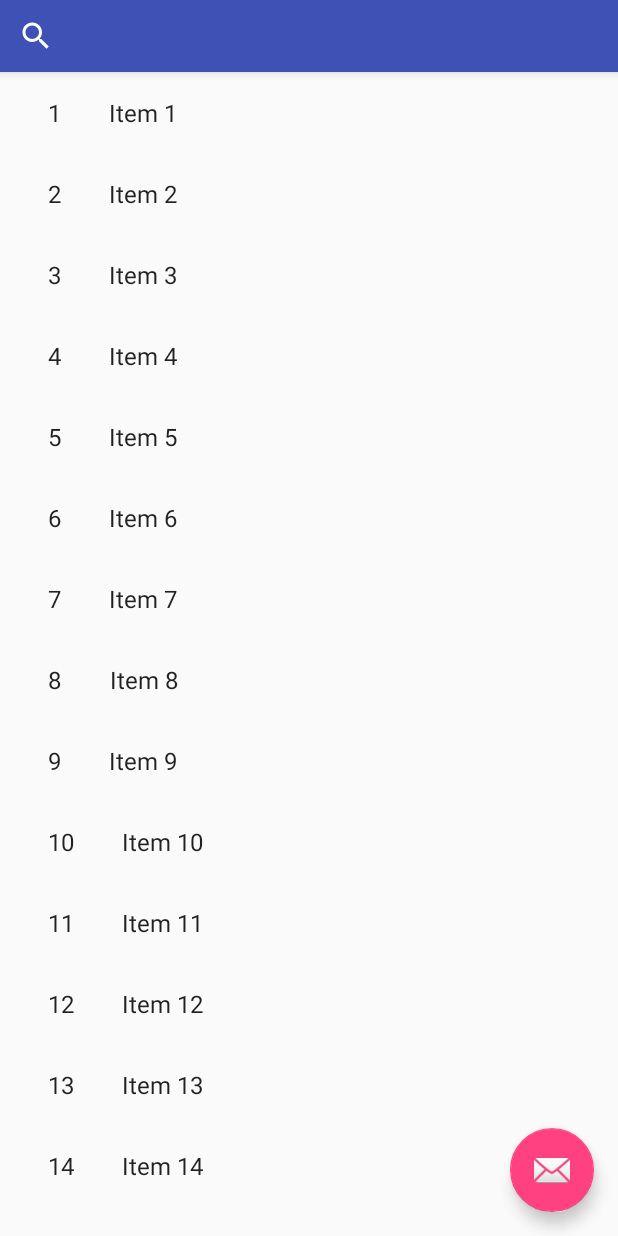
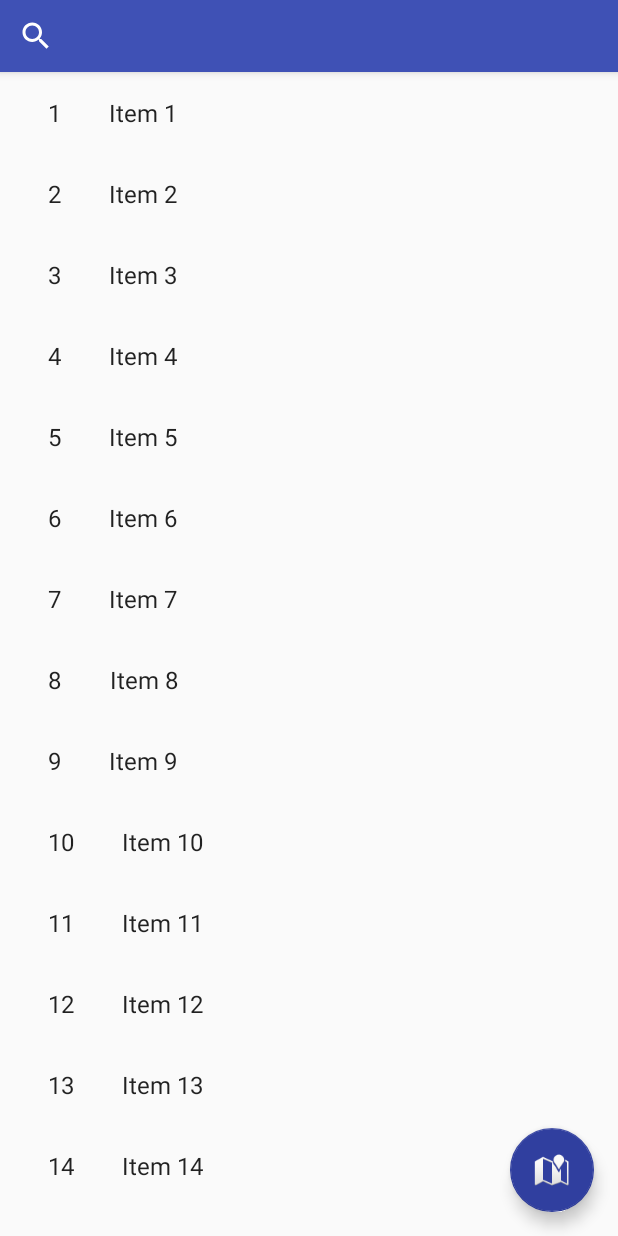
Before and after one commit to hsun0120/event-finder, an Android app: the EventListActivity screen opened directly, with no data from a screen before it, on a phone screen of 412 x 824 dp. Run offline under Robolectric (Android 15) with nearby library versions, the phone set to English and light mode, and no system bars.

Commit message:
Map linked. It should work.

```diff
--- a/app/src/main/java/edu/ucsd/cse110/group50/eventfinder/EventListActivity.java
+++ b/app/src/main/java/edu/ucsd/cse110/group50/eventfinder/EventListActivity.java
@@ -70,14 +70,14 @@ public class EventListActivity extends AppCompatActivity {
 //        setSupportActionBar(toolbar);
 //        toolbar.setTitle(getTitle());
 
-        FloatingActionButton fab = (FloatingActionButton) findViewById(R.id.fab);
-        fab.setOnClickListener(new View.OnClickListener() {
-            @Override
-            public void onClick(View view) {
-                Snackbar.make(view, "Replace with your own action", Snackbar.LENGTH_LONG)
-                        .setAction("Action", null).show();
-            }
-        });
+//        FloatingActionButton fab = (FloatingActionButton) findViewById(R.id.fab);
+//        fab.setOnClickListener(new View.OnClickListener() {
+//            @Override
+//            public void onClick(View view) {
+//                Snackbar.make(view, "Replace with your own action", Snackbar.LENGTH_LONG)
+//                        .setAction("Action", null).show();
+//            }
+//        });
 
         View recyclerView = findViewById(R.id.event_list);
         assert recyclerView != null;
@@ -157,6 +157,7 @@ public class EventListActivity extends AppCompatActivity {
 //        }
 
 
+
         public void toMapView(View v){
             Intent intent = new Intent( EventListActivity.this, MapViewActivity.class);
            startActivity(intent);
@@ -189,4 +190,9 @@ public class EventListActivity extends AppCompatActivity {
             }
         }
     }
+
+    public void toggleMapView(View v){
+        Intent intent = new Intent (EventListActivity.this, MapViewActivity.class);
+        startActivity(intent);
+    }
 }
--- a/app/src/main/res/layout/activity_event_list.xml
+++ b/app/src/main/res/layout/activity_event_list.xml
@@ -29,7 +29,9 @@
         android:layout_height="wrap_content"
         android:layout_gravity="bottom|end"
         android:layout_margin="@dimen/fab_margin"
-        app:srcCompat="@android:drawable/ic_dialog_email" />
+        app:srcCompat="@android:drawable/ic_dialog_map"
+        app:backgroundTint="?attr/actionModeSplitBackground"
+        android:onClick="toggleMapView" />
 
     <FrameLayout
         android:id="@+id/frameLayout"
```
